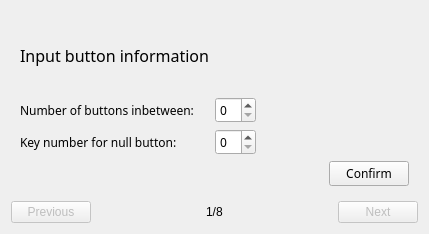
Above: resources/magic_finder_dialogue.ui from arongrk/Pam before the change. Below: the same form after it.
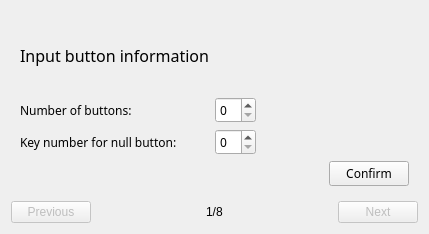
That is the form after the change. The open tabs and pages were chosen to show the change.

What changed in the file:
```diff
--- a/resources/magic_finder_dialogue.ui
+++ b/resources/magic_finder_dialogue.ui
@@ -475,7 +475,7 @@
           </font>
          </property>
          <property name="text">
-          <string>Number of buttons inbetween:</string>
+          <string>Number of buttons:</string>
          </property>
         </widget>
        </item>
```
